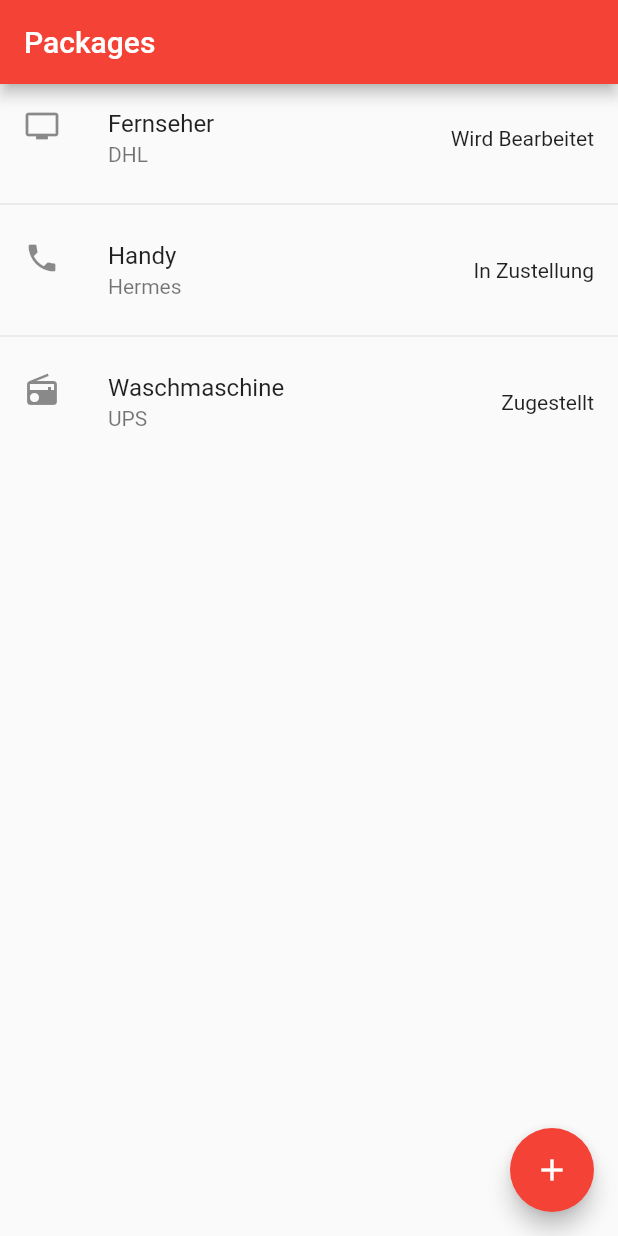
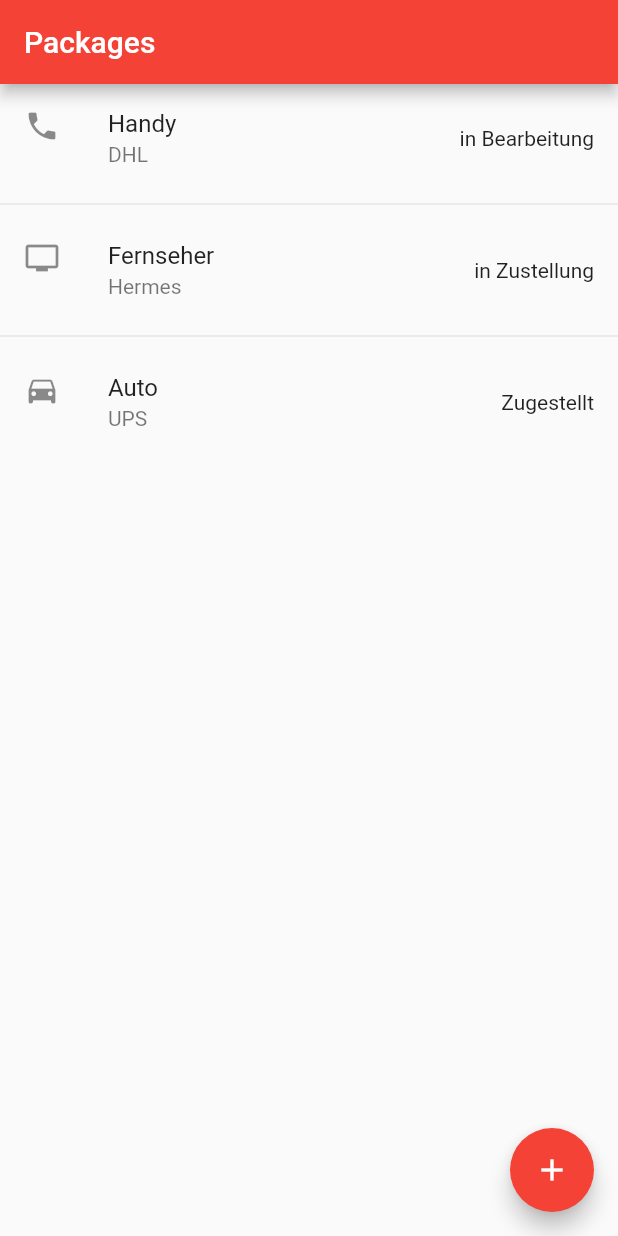
Before and after one commit to qt1337/PackageDeliveryBoi, a Flutter app: the screen it shows after launch, on a phone screen of 412 x 824 dp. Run offline on Flutter 3.47's test engine with Material 2 defaults, Android fonts, the phone set to English and light mode, and no system bars.

Commit message:
:sparkles: Added ability to add a package to listView

```diff
--- a/lib/controller/PackageListController.dart
+++ b/lib/controller/PackageListController.dart
@@ -2,6 +2,7 @@ import 'dart:async';
 import 'dart:convert';
 
 import 'package:http/http.dart' as http;
+import 'package:package_delivery_boi/models/StatusModel.dart';
 
 Future<DeliveryStatus> fetchDeliveryStatus(id) async {
   final response =
@@ -10,14 +11,13 @@ Future<DeliveryStatus> fetchDeliveryStatus(id) async {
   if (response.statusCode == 200) {
     return DeliveryStatus.fromJson(json.decode(response.body));
   } else {
-    throw Exception('Failed to fetch data');
+    throw Exception('Failed to fetch data | statusCode: ' + response.statusCode.toString());
   }
 }
 
 class DeliveryStatus {
   String id;
   String status;
-
   DeliveryStatus(
       {this.id, this.status});
 
--- a/lib/controller/Utility.dart
+++ b/lib/controller/Utility.dart
@@ -27,7 +27,8 @@ Future<File> writeList(List<StatusModel> modelList) async {
       'id': tmpObj.id,
       'status': tmpObj.status,
       'name': tmpObj.name,
-      'category': tmpObj.category
+      'category': tmpObj.category,
+      'serviceCompany': tmpObj.serviceCompany
     };
 
     objList.add(tmpMap);
@@ -52,7 +53,7 @@ Future<List<StatusModel>> readList() async {
     List<Map> tmpList = JsonDecoder().convert(contents);
 
     for(Map tmpObj in tmpList){
-      StatusModel tmpModel = new StatusModel(tmpObj['id'], tmpObj['status'], tmpObj['name'], tmpObj['category']);
+      StatusModel tmpModel = new StatusModel(tmpObj['id'], tmpObj['status'], tmpObj['name'], tmpObj['category'], tmpObj['serviceCompany']);
 
       resList.add(tmpModel);
     }
--- a/lib/models/StatusModel.dart
+++ b/lib/models/StatusModel.dart
@@ -5,11 +5,13 @@ class StatusModel {
   String status;
   String name;
   IconData category;
+  String serviceCompany;
 
-  StatusModel(id, status, name, category) {
+  StatusModel(id, status, name, category, serviceCompany) {
     this.id = id;
     this.status = status;
     this.name = name;
     this.category = category;
+    this.serviceCompany = serviceCompany;
   }
 }
--- a/lib/views/PackageListView.dart
+++ b/lib/views/PackageListView.dart
@@ -13,16 +13,17 @@ class PackageList extends StatefulWidget {
 }
 
 class _PackageListState extends State<PackageList> {
-
   @override
   void initState() {
     super.initState();
   }
 
-  List<String> entries;
-  List<IconData> category;
-  List<String> status;
-  List<String> serviceCompany;
+  static StatusModel test1 = new StatusModel("id1", "in Bearbeitung", "Handy", Icons.phone, "DHL");
+  static StatusModel test2 = new StatusModel("id2", "in Zustellung", "Fernseher", Icons.tv, "Hermes");
+  static StatusModel test3 = new StatusModel("id3", "Zugestellt", "Auto", Icons.directions_car, "UPS");
+
+  List<StatusModel> listEntries = <StatusModel>[test1,test2,test3];
+
 
   @override
   Widget build(BuildContext context) {
@@ -52,10 +53,7 @@ class _PackageListState extends State<PackageList> {
 
   void _saveToList(StatusModel package) {
     setState(() {
-      entries.add(package.name);
-      category.add(package.category);
-      status.add(package.status);
-      serviceCompany.add("Amazon");
+      listEntries.add(package);
     });
   }
 
@@ -77,12 +75,12 @@ class _PackageListState extends State<PackageList> {
                 onPressed: () {
                   StatusModel newPackage = new StatusModel(
                       customControllerId.text.toString(),
-                      null,
+                      "null",
                       customControllerName.text.toString(),
-                      Icons.wb_sunny);
+                      Icons.wb_sunny,
+                      "Amazon");
 
-                  Navigator.of(context).pop(
-                      newPackage);
+                  Navigator.of(context).pop(newPackage);
                 },
               )
             ],
@@ -112,19 +110,14 @@ class _PackageListState extends State<PackageList> {
   }
 
   Widget getPackageListView() {
-    entries = <String>['Fernseher', 'Handy', 'Waschmaschine'];
-    category = <IconData>[Icons.tv, Icons.phone, Icons.radio];
-    status = <String>['Wird Bearbeitet', 'In Zustellung', 'Zugestellt'];
-    serviceCompany = <String>['DHL', 'Hermes', 'UPS'];
-
     var packageListView = ListView.separated(
-      itemCount: entries.length,
+      itemCount: listEntries.length,
       itemBuilder: (BuildContext context, int index) {
         return ListTile(
-          leading: Icon(category[index]),
-          title: Text(entries[index]),
-          subtitle: Text(serviceCompany[index]),
-          trailing: Text(status[index]),
+          leading: Icon(listEntries[index].category),
+          title: Text(listEntries[index].name),
+          subtitle: Text(listEntries[index].serviceCompany),
+          trailing: Text(listEntries[index].status),
         );
       },
       separatorBuilder: (BuildContext context, int index) => const Divider(),
```
